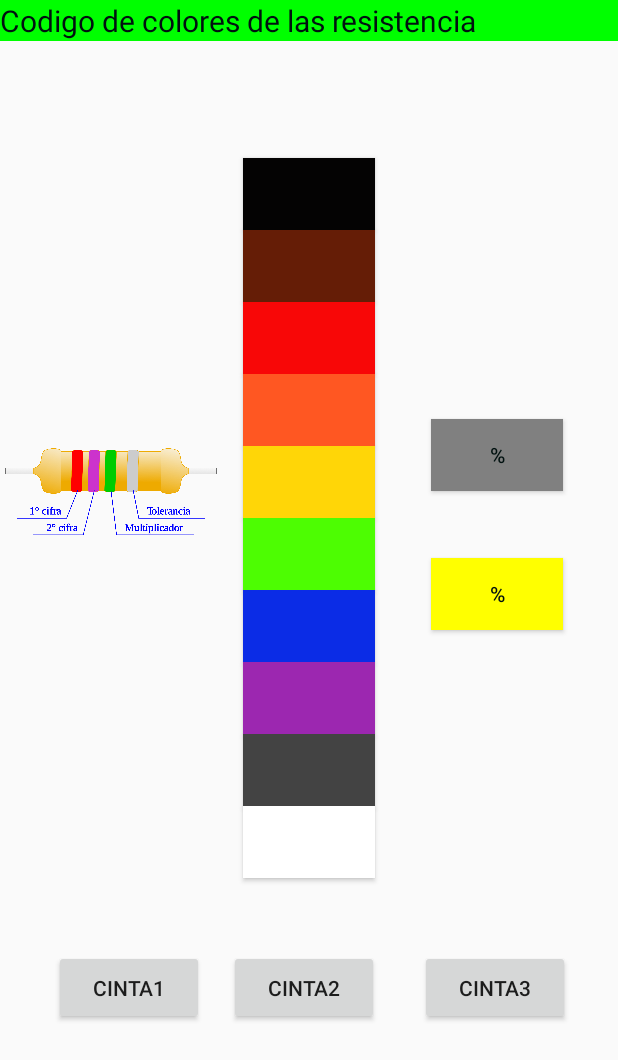
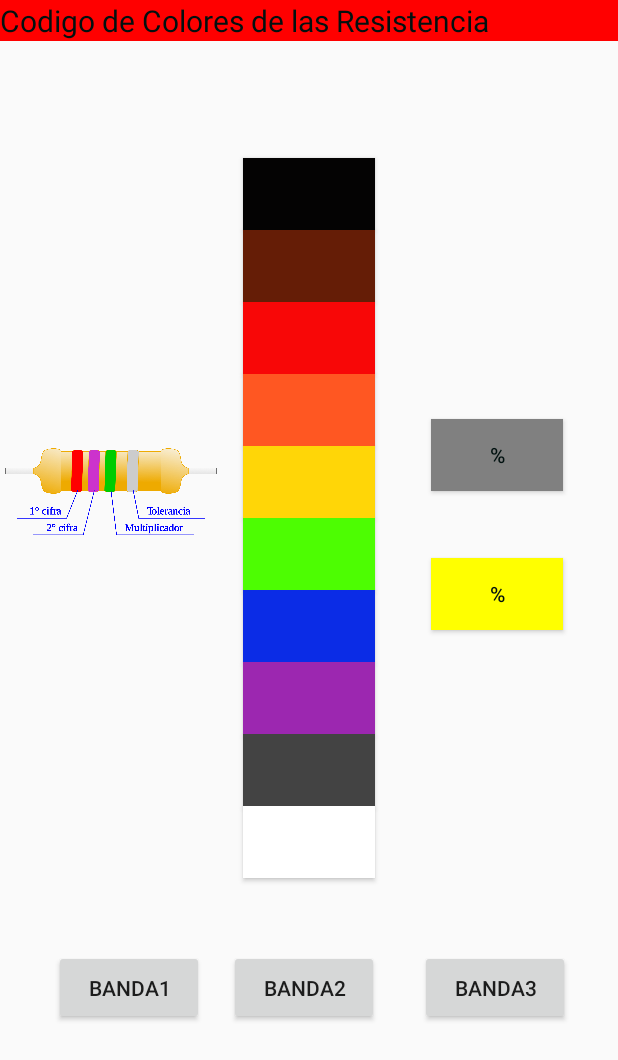
Before and after one commit to sebastian1326/ResistApp, an Android app: the layout activity_main.xml on its own in the app's theme, with its tools: preview values and no code run, on a phone screen of 412 x 824 dp. Shown: the top 1060 px of the screen. Run offline under Robolectric (Android 15) with nearby library versions, the phone set to English and light mode, and no system bars.

```diff
--- a/app/src/main/res/layout/activity_main.xml
+++ b/app/src/main/res/layout/activity_main.xml
@@ -131,7 +131,7 @@
         android:layout_height="50dp"
         android:layout_marginStart="36dp"
         android:layout_marginTop="48dp"
-        android:text="Cinta1"
+        android:text="@string/band1"
         app:layout_constraintEnd_toStartOf="@+id/button2"
         app:layout_constraintStart_toStartOf="parent"
         app:layout_constraintTop_toBottomOf="@+id/button_w" />
@@ -143,7 +143,7 @@
         android:layout_marginStart="16dp"
         android:layout_marginTop="48dp"
         android:layout_marginEnd="27dp"
-        android:text="Cinta2"
+        android:text="@string/band2"
         app:layout_constraintEnd_toStartOf="@+id/button3"
         app:layout_constraintStart_toEndOf="@+id/button1"
         app:layout_constraintTop_toBottomOf="@+id/button_w" />
@@ -154,7 +154,7 @@
         android:layout_height="50dp"
         android:layout_marginTop="48dp"
         android:layout_marginEnd="32dp"
-        android:text="Cinta3"
+        android:text="@string/band3"
         app:layout_constraintEnd_toEndOf="parent"
         app:layout_constraintStart_toEndOf="@+id/button2"
         app:layout_constraintTop_toBottomOf="@+id/button_w" />
@@ -163,7 +163,7 @@
         android:id="@+id/textView4"
         android:layout_width="0dp"
         android:layout_height="wrap_content"
-        android:background="@color/lime"
+        android:background="@color/red"
         android:text="@string/resist_tx"
         android:textColor="@color/black"
         android:textSize="20sp"
--- a/app/src/main/res/values/colors.xml
+++ b/app/src/main/res/values/colors.xml
@@ -1,8 +1,8 @@
 <?xml version="1.0" encoding="utf-8"?>
 <resources>
     <color name="purple_200">#FFfBf6FC</color>
-    <color name="purple_500">#FF6200EE</color>
-    <color name="purple_700">#FF3700B3</color>
+    <color name="purple_500">#ff5555</color>
+    <color name="purple_700">#cf5555</color>
     <color name="teal_200">#FF03DAC5</color>
     <color name="teal_700">#FF018786</color>
     <color name="yellow">#FFFF00</color>
--- a/app/src/main/res/values/ic_launcher_background.xml
+++ b/app/src/main/res/values/ic_launcher_background.xml
@@ -1,4 +1,4 @@
 <?xml version="1.0" encoding="utf-8"?>
 <resources>
-    <color name="ic_launcher_background">#FFFFFF</color>
+    <color name="ic_launcher_background">#FF0101</color>
 </resources>
--- a/app/src/main/res/values/strings.xml
+++ b/app/src/main/res/values/strings.xml
@@ -1,5 +1,8 @@
 <resources>
     <string name="app_name">ResistApp</string>
     <string name="value" ></string>
-    <string name="resist_tx">Codigo de colores de las resistencia</string>
+    <string name="resist_tx">Codigo de Colores de las Resistencia</string>
+    <string name="band1">banda1</string>
+    <string name="band2">banda2</string>
+    <string name="band3">banda3</string>
 </resources>
```
Also changed, not shown: app/src/main/ic_launcher-playstore.png, app/src/main/res/mipmap-hdpi/ic_launcher_foreground.png (deleted), app/src/main/res/mipmap-hdpi/ic_launcher_round.png (deleted), app/src/main/res/mipmap-mdpi/ic_launcher_foreground.png (deleted), app/src/main/res/mipmap-mdpi/ic_launcher_round.png (deleted), app/src/main/res/mipmap-xhdpi/ic_launcher_foreground.png (deleted), app/src/main/res/mipmap-xhdpi/ic_launcher_round.png (deleted), app/src/main/res/mipmap-xxhdpi/ic_launcher_foreground.png (deleted), app/src/main/res/mipmap-xxhdpi/ic_launcher_round.png (deleted), app/src/main/res/mipmap-xxxhdpi/ic_launcher_foreground.png (deleted), app/src/main/res/mipmap-xxxhdpi/ic_launcher_round.png (deleted), 1 other file.
